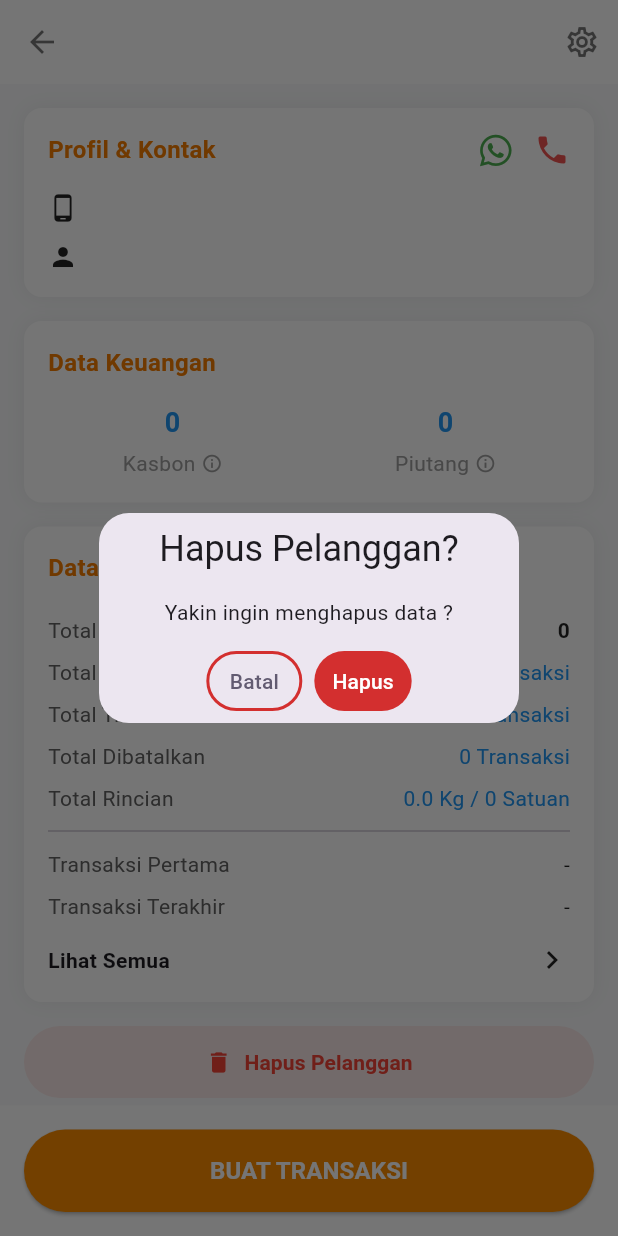
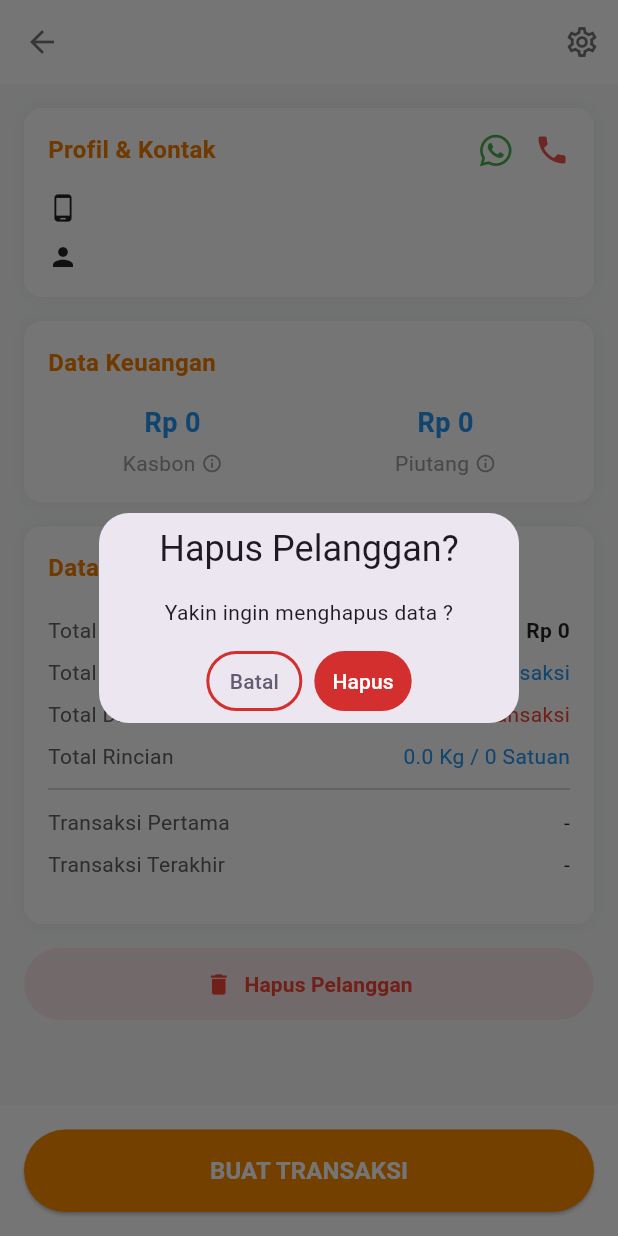
Before and after one commit to Aotow6/kiloan-app, a Flutter app: the DetailPelangganView screen opened directly with empty values, after a tap on "Hapus Pelanggan", on a phone screen of 412 x 824 dp. Run offline on Flutter 3.47's test engine with Material 3 defaults, Android fonts, the phone set to English and light mode, and no system bars; our stand-ins replace flutter_dotenv, font_awesome_flutter, get, supabase_flutter; accounts and stored records are empty.

Commit message:
Add detailed financial and transaction data fetching in PelangganController and update DetailPelangganView for dynamic display

```diff
--- a/lib/controllers/pelanggan_controller.dart
+++ b/lib/controllers/pelanggan_controller.dart
@@ -1,5 +1,6 @@
 import 'package:flutter/material.dart';
 import 'package:get/get.dart';
+import 'package:intl/intl.dart';
 import 'package:supabase_flutter/supabase_flutter.dart';
 import 'user_controller.dart';
 import '../views/detail_pelanggan_view.dart';
@@ -241,4 +242,91 @@ class PelangganController extends GetxController {
     phoneCtrl.dispose();
     super.onClose();
   }
+    var detailKasbon = 0.obs;
+  var detailPiutang = 0.obs;
+  var detailTotalNominal = 0.obs;
+  var detailTotalTransaksi = 0.obs;
+  var detailTotalBatal = 0.obs;
+  var detailTotalKg = 0.0.obs;
+  var detailTotalSatuan = 0.obs;
+  var detailTransaksiPertama = "-".obs;
+  var detailTransaksiTerakhir = "-".obs;
+  var isDetailLoading = false.obs;
+
+  Future<void> fetchDetailPelanggan(int customerId) async {
+    try {
+      isDetailLoading.value = true;
+
+      final cust = await supabase.from('customers').select('total_kasbon').eq('id', customerId).single();
+      detailKasbon.value = cust['total_kasbon'] ?? 0;
+
+      final trxs = await supabase.from('transactions')
+          .select('*, transaction_details(*, services(satuan))')
+          .eq('customer_id', customerId);
+
+      int piutang = 0;
+      int nominal = 0;
+      int batal = 0;
+      double kg = 0.0;
+      int satuan = 0;
+      DateTime? firstDate;
+      DateTime? lastDate;
+
+      for (var trx in trxs) {
+        String statusPesanan = trx['status_pesanan'].toString().toLowerCase();
+        String statusBayar = trx['status_pembayaran'].toString().toLowerCase();
+        int tagihan = trx['total_tagihan'] ?? 0;
+
+        if (statusPesanan == 'batal') {
+          batal++;
+        } else {
+
+          nominal += tagihan;
+
+          if (statusBayar == 'belum lunas') {
+            piutang += tagihan;
+          }
+
+          if (trx['transaction_details'] != null) {
+            for (var det in trx['transaction_details']) {
+              double qty = double.tryParse(det['kuantitas'].toString()) ?? 0.0;
+              String sat = det['services']?['satuan']?.toString().toLowerCase() ?? '';
+
+              if (sat == 'kg') {
+                kg += qty;
+              } else {
+                satuan += qty.toInt();
+              }
+            }
+          }
+
+          if (trx['waktu_masuk'] != null) {
+            DateTime tgl = DateTime.parse(trx['waktu_masuk']);
+            if (firstDate == null || tgl.isBefore(firstDate)) firstDate = tgl;
+            if (lastDate == null || tgl.isAfter(lastDate)) lastDate = tgl;
+          }
+        }
+      }
+
+      detailPiutang.value = piutang;
+      detailTotalNominal.value = nominal;
+      detailTotalTransaksi.value = trxs.length;
+      detailTotalBatal.value = batal;
+      detailTotalKg.value = kg;
+      detailTotalSatuan.value = satuan;
+
+      final formatter = DateFormat('dd/MM/yyyy HH:mm');
+      detailTransaksiPertama.value = firstDate != null ? formatter.format(firstDate) : "-";
+      detailTransaksiTerakhir.value = lastDate != null ? formatter.format(lastDate) : "-";
+
+    } catch (e) {
+      print("Error fetch detail pelanggan: $e");
+    } finally {
+      isDetailLoading.value = false;
+    }
+  }
+
+  String formatRupiahLokal(int amount) {
+    return amount.toString().replaceAllMapped(RegExp(r'(\d{1,3})(?=(\d{3})+(?!\d))'), (Match m) => '${m[1]}.');
+  }
 }
--- a/lib/views/detail_pelanggan_view.dart
+++ b/lib/views/detail_pelanggan_view.dart
@@ -14,6 +14,11 @@ class DetailPelangganView extends StatelessWidget {
 
   @override
   Widget build(BuildContext context) {
+
+    WidgetsBinding.instance.addPostFrameCallback((_) {
+      pelC.fetchDetailPelanggan(id);
+    });
+
     return Scaffold(
       backgroundColor: const Color(0xFFF8F9FA),
       appBar: AppBar(
@@ -25,7 +30,6 @@ class DetailPelangganView extends StatelessWidget {
         ),
         title: Text(nama, style: const TextStyle(color: Colors.black87, fontWeight: FontWeight.bold)),
         actions: [
-
           IconButton(
             onPressed: () => pelC.setEditMode(nama, phone, id),
             icon: const Icon(Icons.settings_outlined, color: Colors.black54)
@@ -36,7 +40,15 @@ class DetailPelangganView extends StatelessWidget {
         children: [
           SingleChildScrollView(
             padding: const EdgeInsets.all(16.0),
-            child: Column(
+            child: Obx(() {
+              if (pelC.isDetailLoading.value) {
+                return const Padding(
+                  padding: EdgeInsets.only(top: 50.0),
+                  child: Center(child: CircularProgressIndicator()),
+                );
+              }
+
+              return Column(
                 children: [
                   _buildSectionCard(
                     title: "Profil & Kontak",
@@ -45,7 +57,6 @@ class DetailPelangganView extends StatelessWidget {
                       children: [
                         _buildInfoRow(Icons.phone_android, phone),
                         const SizedBox(height: 12),
-
                         _buildInfoRow(Icons.person, nama),
                       ],
                     ),
@@ -64,9 +75,11 @@ class DetailPelangganView extends StatelessWidget {
                     titleColor: Colors.orange.shade700,
                     child: Row(
                       children: [
-                      _buildFinancialItem("Kasbon", "0"),
+
+                        _buildFinancialItem("Kasbon", "Rp ${pelC.formatRupiahLokal(pelC.detailKasbon.value)}"),
                         const VerticalDivider(thickness: 1, color: Colors.grey),
-                      _buildFinancialItem("Piutang", "0"),
+
+                        _buildFinancialItem("Piutang", "Rp ${pelC.formatRupiahLokal(pelC.detailPiutang.value)}"),
                       ],
                     ),
                   ),
@@ -76,20 +89,19 @@ class DetailPelangganView extends StatelessWidget {
                     titleColor: Colors.orange.shade700,
                     child: Column(
                       children: [
-                      _buildTransactionRow("Total Nominal", "0", isBold: true),
-                      _buildTransactionRow("Total Transaksi", "0 Transaksi", valueColor: Colors.blue),
-                      _buildTransactionRow("Total Transaksi Produk", "0 Transaksi", valueColor: Colors.blue),
-                      _buildTransactionRow("Total Dibatalkan", "0 Transaksi", valueColor: Colors.blue),
-                      _buildTransactionRow("Total Rincian", "0.0 Kg / 0 Satuan", valueColor: Colors.blue),
+                        _buildTransactionRow("Total Nominal", "Rp ${pelC.formatRupiahLokal(pelC.detailTotalNominal.value)}", isBold: true),
+                        _buildTransactionRow("Total Transaksi", "${pelC.detailTotalTransaksi.value} Transaksi", valueColor: Colors.blue),
+                        _buildTransactionRow("Total Dibatalkan", "${pelC.detailTotalBatal.value} Transaksi", valueColor: Colors.red),
+                        _buildTransactionRow("Total Rincian", "${pelC.detailTotalKg.value.toStringAsFixed(1)} Kg / ${pelC.detailTotalSatuan.value} Satuan", valueColor: Colors.blue),
                         const Divider(),
-                      _buildTransactionRow("Transaksi Pertama", "-"),
-                      _buildTransactionRow("Transaksi Terakhir", "-"),
+                        _buildTransactionRow("Transaksi Pertama", pelC.detailTransaksiPertama.value),
+                        _buildTransactionRow("Transaksi Terakhir", pelC.detailTransaksiTerakhir.value),
                         const SizedBox(height: 10),
                         const Row(
                           mainAxisAlignment: MainAxisAlignment.spaceBetween,
                           children: [
-                          Text("Lihat Semua", style: TextStyle(fontWeight: FontWeight.bold)),
-                          Icon(Icons.chevron_right),
+                            // Text("Lihat Semua", style: TextStyle(fontWeight: FontWeight.bold)),
+                            // Icon(Icons.chevron_right),
                           ],
                         )
                       ],
@@ -107,7 +119,8 @@ class DetailPelangganView extends StatelessWidget {
                     ),
                   )
                 ],
-            ),
+              );
+            }),
           ),
 
           Align(
@@ -117,7 +130,9 @@ class DetailPelangganView extends StatelessWidget {
               color: Colors.white,
               width: double.infinity,
               child: ElevatedButton(
-                onPressed: () {},
+                onPressed: () {
+
+                },
                 style: ElevatedButton.styleFrom(
                   backgroundColor: Colors.orange.shade600,
                   padding: const EdgeInsets.symmetric(vertical: 16),
```
Lines whose indentation alone changed are shown as unchanged.
